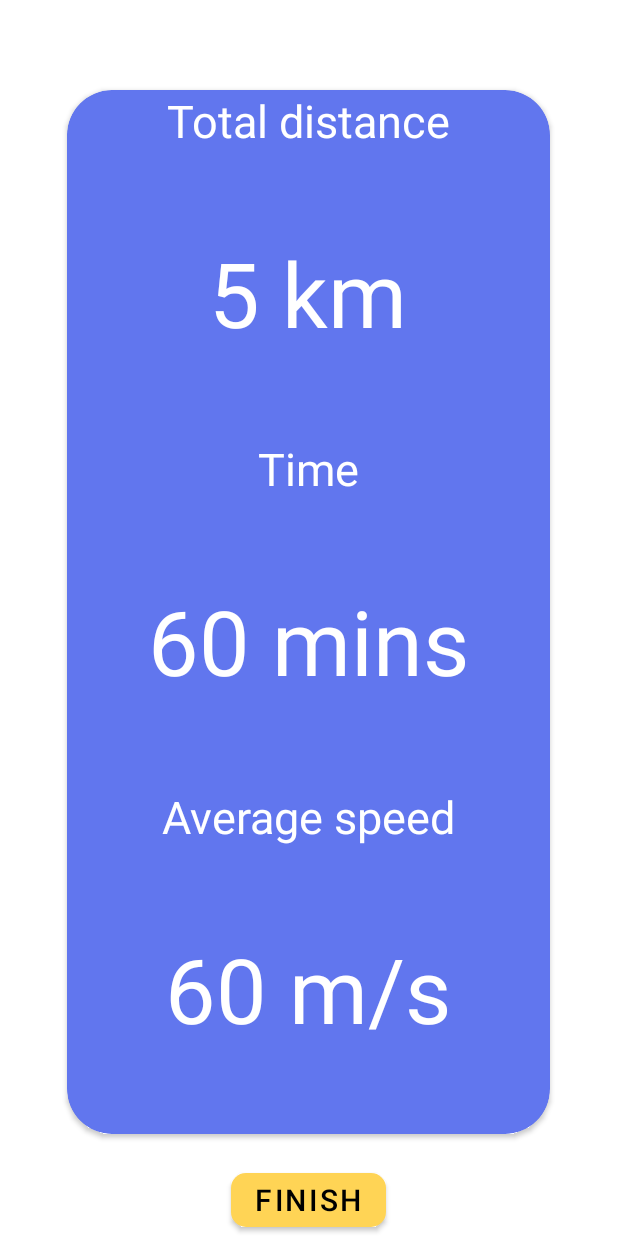
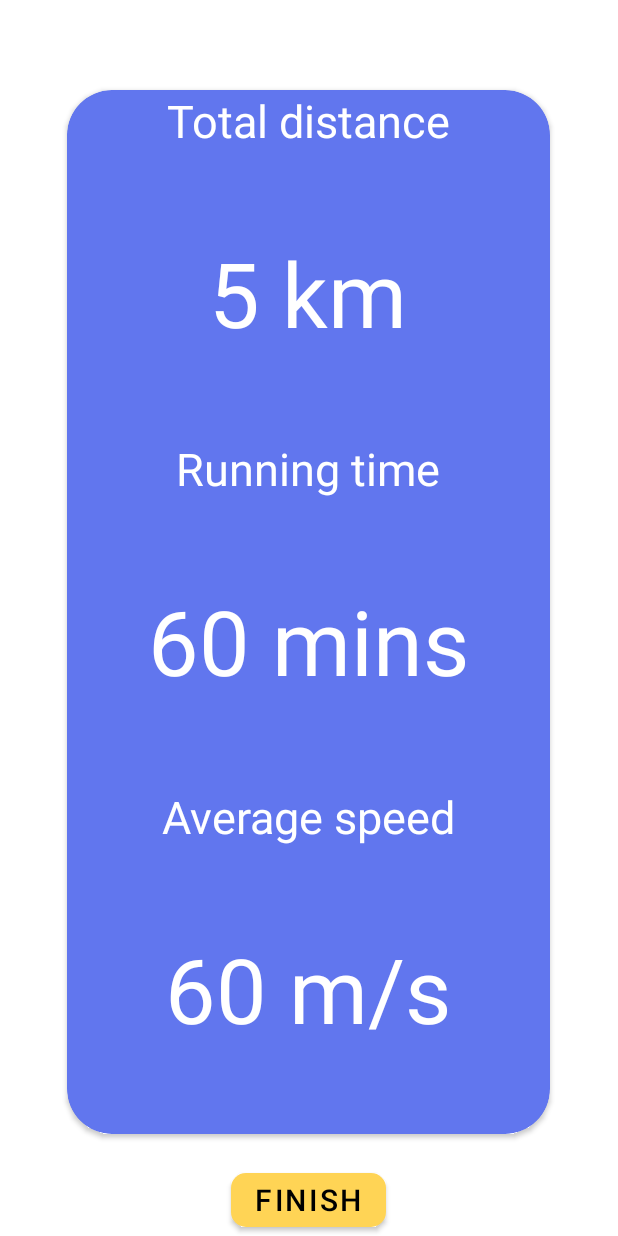
Before and after one commit to nhanlun/TechDash, an Android app: the layout run_result.xml on its own in the app's theme, with its tools: preview values and no code run, on a phone screen of 412 x 824 dp. Run offline under Robolectric (Android 15) with nearby library versions, the phone set to English and light mode, and no system bars.

Commit message:
update conflict

```diff
--- a/app/src/main/res/layout/fragment_run_stat.xml
+++ b/app/src/main/res/layout/fragment_run_stat.xml
@@ -47,7 +47,7 @@
                 android:layout_alignParentTop="true"
                 android:layout_marginStart="30dp"
                 android:layout_marginTop="30dp"
-                android:text="@string/time"
+                android:text="@string/runtime"
                 android:id="@+id/tvRunTime"/>
 
             <TextView
--- a/app/src/main/res/layout/run_result.xml
+++ b/app/src/main/res/layout/run_result.xml
@@ -64,7 +64,7 @@
                 android:layout_width="match_parent"
                 android:layout_height="wrap_content"
                 android:layout_weight="1"
-                android:text="@string/time"
+                android:text="@string/runtime"
                 android:textAlignment="center"
                 android:textColor="@color/white"
                 android:textSize="30sp" />
```
Also changed, not shown: 1 other file.
